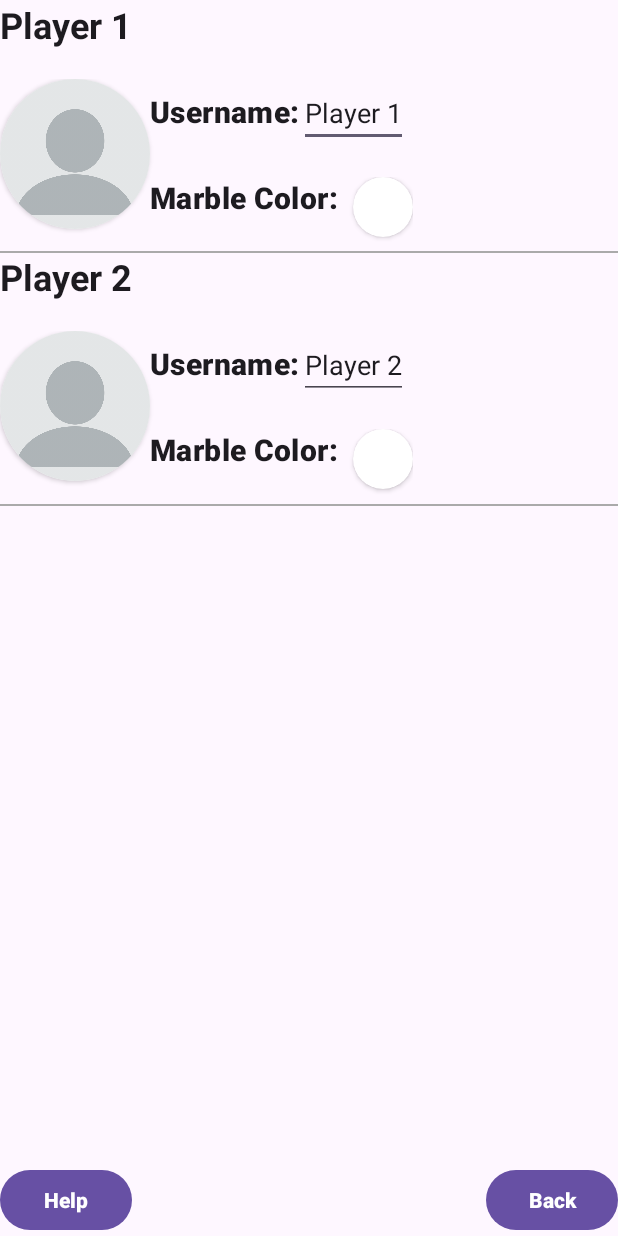
After one commit to tyriquezim/Pentago, an Android app: the fragment ProfileSettings shown on its own in the app's theme, on a phone screen of 412 x 824 dp. The commit adds this screen. Run offline under Robolectric (Android 15) with nearby library versions, the phone set to English and light mode, and no system bars.

Commit message:
Added strings for the profile settings fragment and finished designing its view in its xml file.

```diff
--- /dev/null
+++ b/app/src/main/java/com/android/personal/pentago/ProfileSettings.kt
@@ -0,0 +1,60 @@
+package com.android.personal.pentago
+
+import android.os.Bundle
+import androidx.fragment.app.Fragment
+import android.view.LayoutInflater
+import android.view.View
+import android.view.ViewGroup
+
+// TODO: Rename parameter arguments, choose names that match
+// the fragment initialization parameters, e.g. ARG_ITEM_NUMBER
+private const val ARG_PARAM1 = "param1"
+private const val ARG_PARAM2 = "param2"
+
+/**
+ * A simple [Fragment] subclass.
+ * Use the [ProfileSettings.newInstance] factory method to
+ * create an instance of this fragment.
+ */
+class ProfileSettings : Fragment()
+{
+    // TODO: Rename and change types of parameters
+    private var param1: String? = null
+    private var param2: String? = null
+
+    override fun onCreate(savedInstanceState: Bundle?)
+    {
+        super.onCreate(savedInstanceState)
+        arguments?.let {
+            param1 = it.getString(ARG_PARAM1)
+            param2 = it.getString(ARG_PARAM2)
+        }
+    }
+
+    override fun onCreateView(inflater: LayoutInflater, container: ViewGroup?,
+                              savedInstanceState: Bundle?): View?
+    {
+        // Inflate the layout for this fragment
+        return inflater.inflate(R.layout.fragment_profile_settings, container, false)
+    }
+
+    companion object
+    {
+        /**
+         * Use this factory method to create a new instance of
+         * this fragment using the provided parameters.
+         *
+         * @param param1 Parameter 1.
+         * @param param2 Parameter 2.
+         * @return A new instance of fragment ProfileSettings.
+         */
+        // TODO: Rename and change types and number of parameters
+        @JvmStatic fun newInstance(param1: String, param2: String) =
+            ProfileSettings().apply {
+                arguments = Bundle().apply {
+                    putString(ARG_PARAM1, param1)
+                    putString(ARG_PARAM2, param2)
+                }
+            }
+    }
+}
--- a/app/src/main/res/layout/fragment_main_menu.xml
+++ b/app/src/main/res/layout/fragment_main_menu.xml
@@ -12,18 +12,33 @@
         android:id="@+id/play_button"
         android:layout_width="wrap_content"
         android:layout_height="wrap_content"
-        android:text="@string/play_button"/>
+        android:textStyle="bold"
+        android:text="@string/play_button"
+        android:layout_margin="10dp"
+        android:textAllCaps="true"/>
 
     <Button
         android:id="@+id/profile_settings_button"
         android:layout_width="wrap_content"
         android:layout_height="wrap_content"
-        android:text="@string/profile_settings_button"/>
+        android:text="@string/profile_settings_button"
+        android:layout_margin="10dp"
+        android:textAllCaps="true"/>
 
     <Button
         android:id="@+id/gameplay_stats_button"
         android:layout_width="wrap_content"
         android:layout_height="wrap_content"
-        android:text="@string/gameplay_stats_button"/>
+        android:text="@string/gameplay_stats_button"
+        android:layout_margin="10dp"
+        android:textAllCaps="true"/>
+
+    <Button
+        android:id="@+id/how_to_play_button"
+        android:layout_width="wrap_content"
+        android:layout_height="wrap_content"
+        android:text="@string/how_to_play_button"
+        android:layout_margin="10dp"
+        android:textAllCaps="true"    />
 
 </LinearLayout>
--- /dev/null
+++ b/app/src/main/res/layout/fragment_profile_settings.xml
@@ -0,0 +1,219 @@
+<?xml version="1.0" encoding="utf-8"?>
+<androidx.constraintlayout.widget.ConstraintLayout xmlns:android="http://schemas.android.com/apk/res/android"
+    xmlns:tools="http://schemas.android.com/tools"
+    android:layout_width="match_parent"
+    android:layout_height="match_parent"
+    xmlns:app="http://schemas.android.com/apk/res-auto"
+    tools:context=".ProfileSettings">
+
+    <TextView
+        android:id="@+id/player_1_profile_title"
+        android:layout_width="wrap_content"
+        android:layout_height="wrap_content"
+        android:text="@string/player_1_title"
+        android:textAppearance="@style/TextAppearance.MaterialComponents.Headline5"
+        android:textStyle="bold"
+        app:layout_constraintTop_toTopOf="parent"
+        app:layout_constraintStart_toStartOf="parent"/>
+
+    <LinearLayout
+        android:id="@+id/player_1_profile_linear_layout"
+        android:layout_width="match_parent"
+        android:layout_height="wrap_content"
+        android:orientation="horizontal"
+        android:layout_marginTop="20dp"
+        app:layout_constraintTop_toBottomOf="@id/player_1_profile_title">
+
+        <androidx.cardview.widget.CardView
+            android:layout_width="100dp"
+            android:layout_height="100dp"
+            app:cardCornerRadius="50dp">
+
+            <ImageView
+                android:layout_width="100dp"
+                android:layout_height="100dp"
+                android:src="@drawable/default_avatar"/>
+
+        </androidx.cardview.widget.CardView>
+
+        <LinearLayout
+            android:layout_width="wrap_content"
+            android:layout_height="wrap_content"
+            android:orientation="vertical">
+
+            <LinearLayout
+                android:layout_width="wrap_content"
+                android:layout_height="wrap_content"
+                android:orientation="horizontal">
+
+                <TextView
+                    android:layout_width="wrap_content"
+                    android:layout_height="wrap_content"
+                    android:text="Username:"
+                    android:textStyle="bold"
+                    android:textAppearance="@style/TextAppearance.MaterialComponents.Headline6"/>
+
+                <EditText
+                    android:layout_width="wrap_content"
+                    android:layout_height="wrap_content"
+                    android:text="@string/player_1_title"/>
+
+            </LinearLayout>
+
+            <LinearLayout
+                android:layout_width="wrap_content"
+                android:layout_height="wrap_content"
+                android:orientation="horizontal"
+                android:layout_marginTop="20dp">
+
+                <TextView
+                    android:layout_width="wrap_content"
+                    android:layout_height="wrap_content"
+                    android:text="Marble Color:"
+                    android:textStyle="bold"
+                    android:textAppearance="@style/TextAppearance.MaterialComponents.Headline6" />
+
+                <androidx.cardview.widget.CardView
+                    android:layout_width="40dp"
+                    android:layout_height="40dp"
+                    android:layout_marginStart="10dp"
+                    android:layout_marginBottom="10dp"
+                    app:cardCornerRadius="20dp">
+
+                    <ImageView
+                        android:layout_width="40dp"
+                        android:layout_height="40dp"/>
+
+                </androidx.cardview.widget.CardView>
+            </LinearLayout>
+        </LinearLayout>
+
+    </LinearLayout>
+
+    <TextView
+        android:id="@+id/player_2_profile_title"
+        android:layout_width="wrap_content"
+        android:layout_height="wrap_content"
+        android:text="@string/player_2_title"
+        android:textAppearance="@style/TextAppearance.MaterialComponents.Headline5"
+        android:textStyle="bold"
+        app:layout_constraintTop_toBottomOf="@id/player_1_profile_linear_layout"
+        app:layout_constraintStart_toStartOf="parent"/>
+
+    <LinearLayout
+        android:id="@+id/player_2_profile_linear_layout"
+        android:layout_width="match_parent"
+        android:layout_height="wrap_content"
+        android:orientation="horizontal"
+        android:layout_marginTop="20dp"
+        app:layout_constraintTop_toBottomOf="@id/player_2_profile_title">
+
+        <androidx.cardview.widget.CardView
+            android:layout_width="100dp"
+            android:layout_height="100dp"
+            app:cardCornerRadius="50dp">
+
+            <ImageView
+                android:layout_width="100dp"
+                android:layout_height="100dp"
+                android:src="@drawable/default_avatar"/>
+
+        </androidx.cardview.widget.CardView>
+
+        <LinearLayout
+            android:layout_width="wrap_content"
+            android:layout_height="wrap_content"
+            android:orientation="vertical">
+
+            <LinearLayout
+                android:layout_width="wrap_content"
+                android:layout_height="wrap_content"
+                android:orientation="horizontal">
+
+                <TextView
+                    android:layout_width="wrap_content"
+                    android:layout_height="wrap_content"
+                    android:text="Username:"
+                    android:textStyle="bold"
+                    android:textAppearance="@style/TextAppearance.MaterialComponents.Headline6"/>
+
+                <EditText
+                    android:layout_width="wrap_content"
+                    android:layout_height="wrap_content"
+                    android:text="@string/player_2_title"/>
+
+            </LinearLayout>
+
+            <LinearLayout
+                android:layout_width="wrap_content"
+                android:layout_height="wrap_content"
+                android:orientation="horizontal"
+                android:layout_marginTop="20dp">
+
+                <TextView
+                    android:layout_width="wrap_content"
+                    android:layout_height="wrap_content"
+                    android:text="Marble Color:"
+                    android:textStyle="bold"
+                    android:textAppearance="@style/TextAppearance.MaterialComponents.Headline6" />
+
+                <androidx.cardview.widget.CardView
+                    android:layout_width="40dp"
+                    android:layout_height="40dp"
+                    android:layout_marginStart="10dp"
+                    android:layout_marginBottom="10dp"
+                    app:cardCornerRadius="20dp">
+
+                    <ImageView
+                        android:layout_width="40dp"
+                        android:layout_height="40dp"/>
+
+                </androidx.cardview.widget.CardView>
+            </LinearLayout>
+        </LinearLayout>
+
+    </LinearLayout>
+
+    <View
+        android:layout_width="match_parent"
+        android:layout_height="1dp"
+        android:background="@android:color/darker_gray"
+        app:layout_constraintTop_toBottomOf="@id/player_1_profile_linear_layout"
+        app:layout_constraintBottom_toTopOf="@id/player_2_profile_title"/>
+
+    <View
+        android:layout_width="match_parent"
+        android:layout_height="1dp"
+        android:background="@android:color/darker_gray"
+        app:layout_constraintTop_toBottomOf="@id/player_2_profile_linear_layout" />
+
+    <TextView
+        android:id="@+id/profile_setting_help_desc"
+        android:layout_width="wrap_content"
+        android:layout_height="wrap_content"
+        android:text="@string/profile_settings_help"
+        android:textAppearance="@style/TextAppearance.MaterialComponents.Headline6"
+        android:visibility="gone"
+        app:layout_constraintTop_toBottomOf="@id/player_2_profile_linear_layout"
+        app:layout_constraintBottom_toTopOf="@id/help_button"
+        app:layout_constraintStart_toStartOf="parent" />
+
+    <Button
+        android:id="@+id/help_button"
+        android:layout_width="wrap_content"
+        android:layout_height="wrap_content"
+        android:text="@string/help_button"
+        android:textStyle="bold"
+        app:layout_constraintBottom_toBottomOf="parent"
+        app:layout_constraintStart_toStartOf="parent"/>
+
+    <Button
+        android:id="@+id/back_button"
+        android:layout_width="wrap_content"
+        android:layout_height="wrap_content"
+        android:text="@string/back_button"
+        android:textStyle="bold"
+        app:layout_constraintBottom_toBottomOf="parent"
+        app:layout_constraintEnd_toEndOf="parent"/>
+
+</androidx.constraintlayout.widget.ConstraintLayout>
--- a/app/src/main/res/values/strings.xml
+++ b/app/src/main/res/values/strings.xml
@@ -3,4 +3,13 @@
     <string name="play_button">Play!</string>
     <string name="profile_settings_button">Profile Settings</string>
     <string name="gameplay_stats_button">Gameplay Statistics</string>
+    <string name="how_to_play_button">How to Play</string>
+    <string name="player_1_title">Player 1</string>
+    <string name="player_2_title">Player 2</string>
+    <string name="ai_player_title">CPU</string>
+    <string name="profile_settings_help">Tap on the profile icon or the marble colour icon to select a different profile picture or marble colour that will be displayed during the game.</string>
+    <string name="help_button">Help</string>
+    <string name="back_button">Back</string>
+    <string name="return_to_main_menu_button">Exit to Main Menu</string>
+
 </resources>
--- a/gradle/libs.versions.toml
+++ b/gradle/libs.versions.toml
@@ -1,7 +1,7 @@
 [versions]
 agp = "8.5.2"
 kotlin = "1.9.0"
-coreKtx = "1.15.0"
+coreKtx = "1.13.1"
 junit = "4.13.2"
 junitVersion = "1.2.1"
 espressoCore = "3.6.1"
```
Also changed, not shown: app/src/main/res/drawable/default_avatar.png (added).
